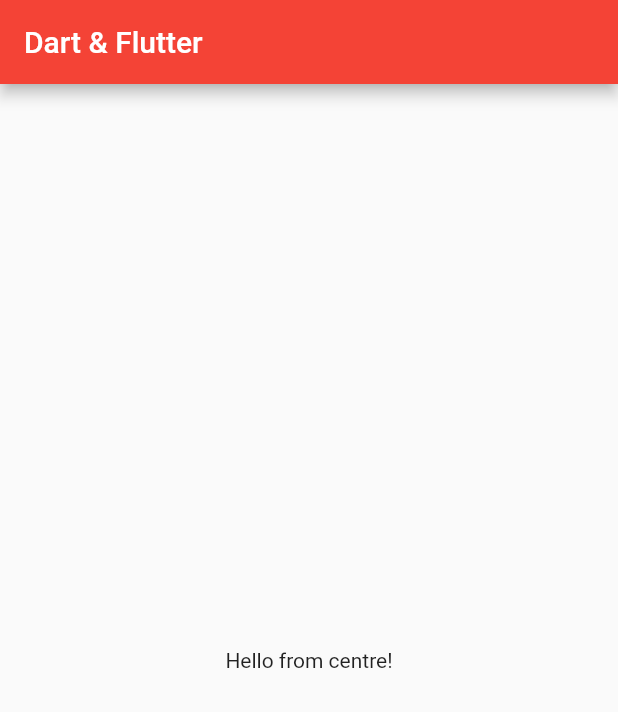
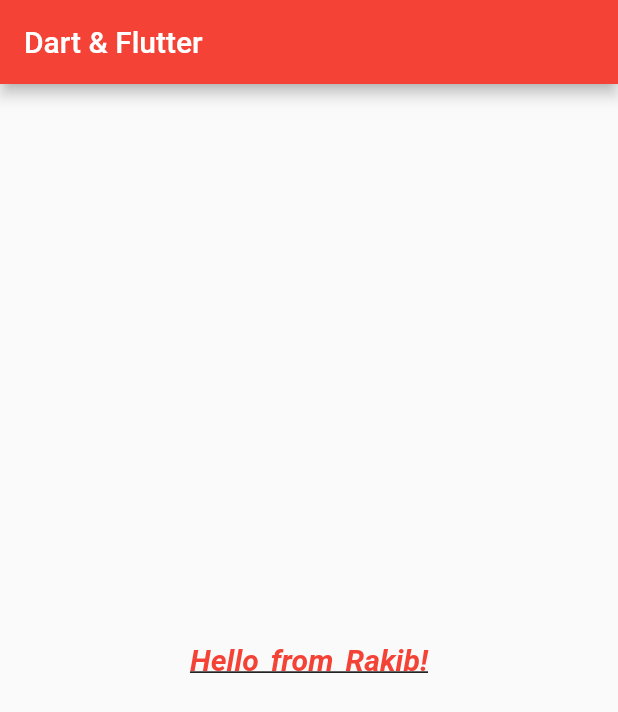
Before and after one commit to Rakibul25/dartandflutter, a Flutter app: the screen it shows after launch, on a phone screen of 412 x 824 dp. Shown: the top 712 px of the screen. Run offline on Flutter 3.47's test engine with Material 2 defaults, Android fonts, the phone set to English and light mode, and no system bars.

Commit message:
textstyle parameters

```diff
--- a/lib/main.dart
+++ b/lib/main.dart
@@ -4,6 +4,7 @@
   runApp(MyApp());
 }
 class MyApp extends StatelessWidget {
+  String name = "Rakib";
   @override
   Widget build(BuildContext context) {
     return MaterialApp(
@@ -19,7 +20,17 @@
         ),
         body: Center(
           child: Text(
-            "Hello from centre!"
+            "Hello from $name!",
+            style: TextStyle(
+              color: Colors.red,
+              fontSize: 20.0,
+              fontStyle: FontStyle.italic,
+              fontWeight: FontWeight.bold,
+              wordSpacing: 3,
+              decoration: TextDecoration.underline,
+              decorationColor: Colors.black,
+            ),
+
           ),
         )
       ),
```
